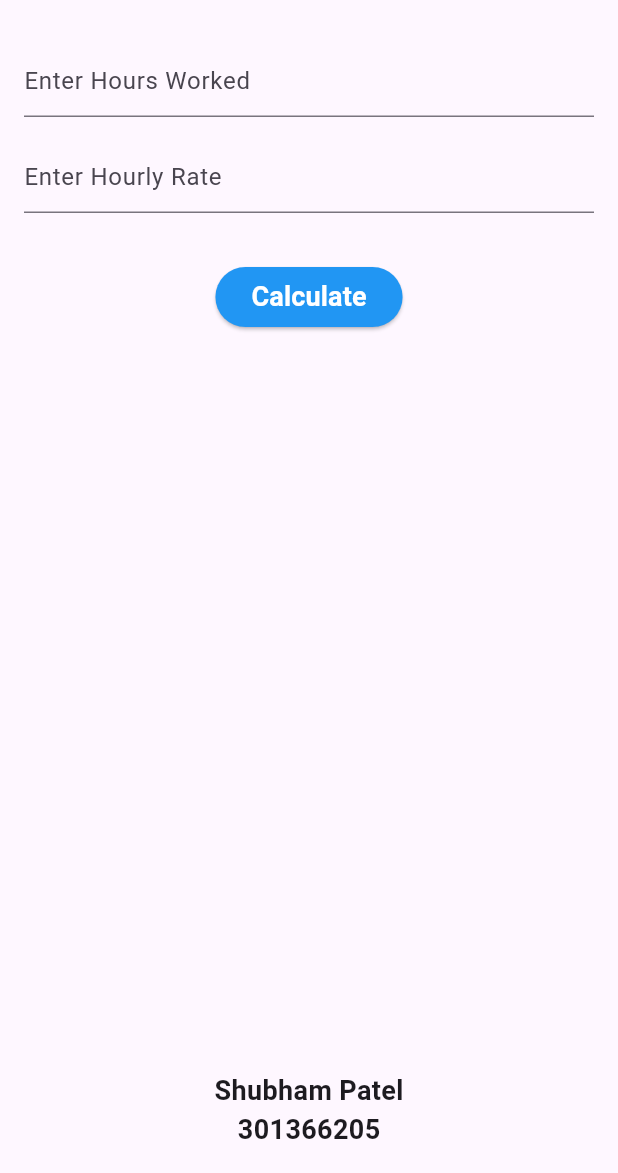
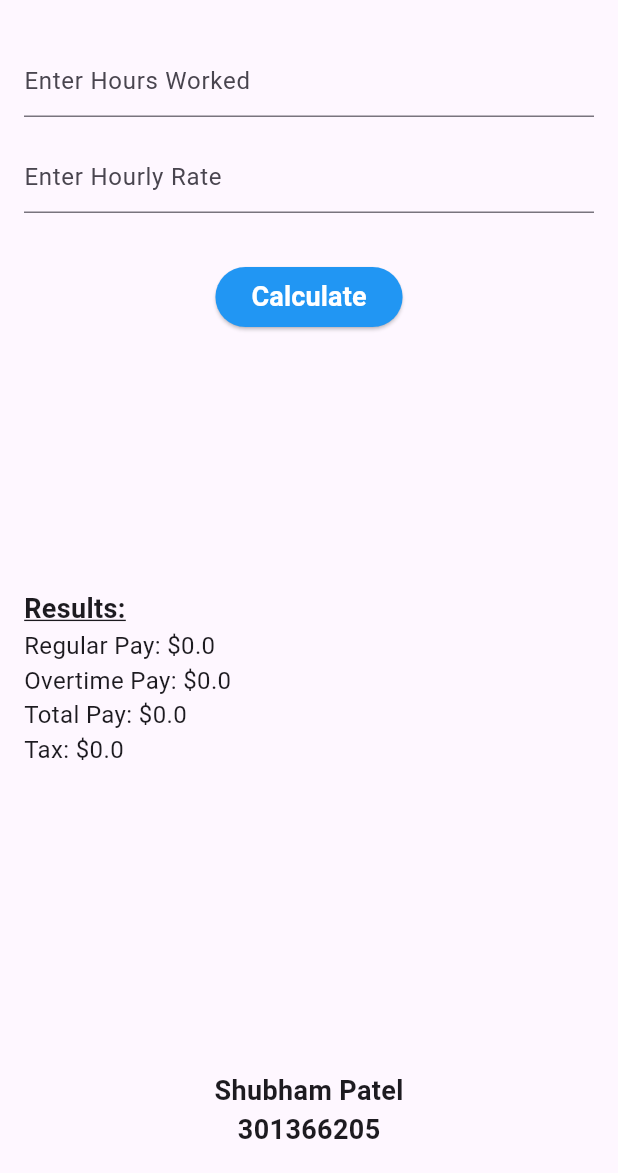
Before and after one commit to shubhu1026/pay-calculator-assignment-1, a Flutter app: the screen it shows after launch, on a phone screen of 412 x 824 dp, the part 63-1236 px from its top. Run offline on Flutter 3.47's test engine with Material 3 defaults, Android fonts, the phone set to English and light mode, and no system bars.

Commit message:
Added results section

```diff
--- a/lib/main.dart
+++ b/lib/main.dart
@@ -26,6 +26,11 @@
 class _PaycheckCalculatorState extends State<PaycheckCalculator> {
   TextEditingController hoursController = TextEditingController();
   TextEditingController rateController = TextEditingController();
+
+  double regularPay = 0;
+  double overtimePay = 0;
+  double totalPay = 0;
+  double tax = 0;
 
   @override
   Widget build(BuildContext context) {
@@ -84,6 +89,45 @@
                 ),
               ],
             ),
+            const SizedBox(height: 32),
+            Column(
+              crossAxisAlignment: CrossAxisAlignment.start,
+              mainAxisSize: MainAxisSize.max,
+              children: [
+                const Text(
+                  'Results:',
+                  style: TextStyle(
+                    fontSize: 18,
+                    fontWeight: FontWeight.bold,
+                    decoration: TextDecoration.underline,
+                  ),
+                ),
+                Text(
+                  'Regular Pay: \$$regularPay',
+                  style: const TextStyle(
+                    fontSize: 16,
+                  ),
+                ),
+                Text(
+                  'Overtime Pay: \$$overtimePay',
+                  style: const TextStyle(
+                    fontSize: 16,
+                  ),
+                ),
+                Text(
+                  'Total Pay: \$$totalPay',
+                  style: const TextStyle(
+                    fontSize: 16,
+                  ),
+                ),
+                Text(
+                  'Tax: \$$tax',
+                  style: const TextStyle(
+                    fontSize: 16,
+                  ),
+                ),
+              ],
+            ),
             const SizedBox(height: 64),
             const Align(
               alignment: Alignment.center,
```
